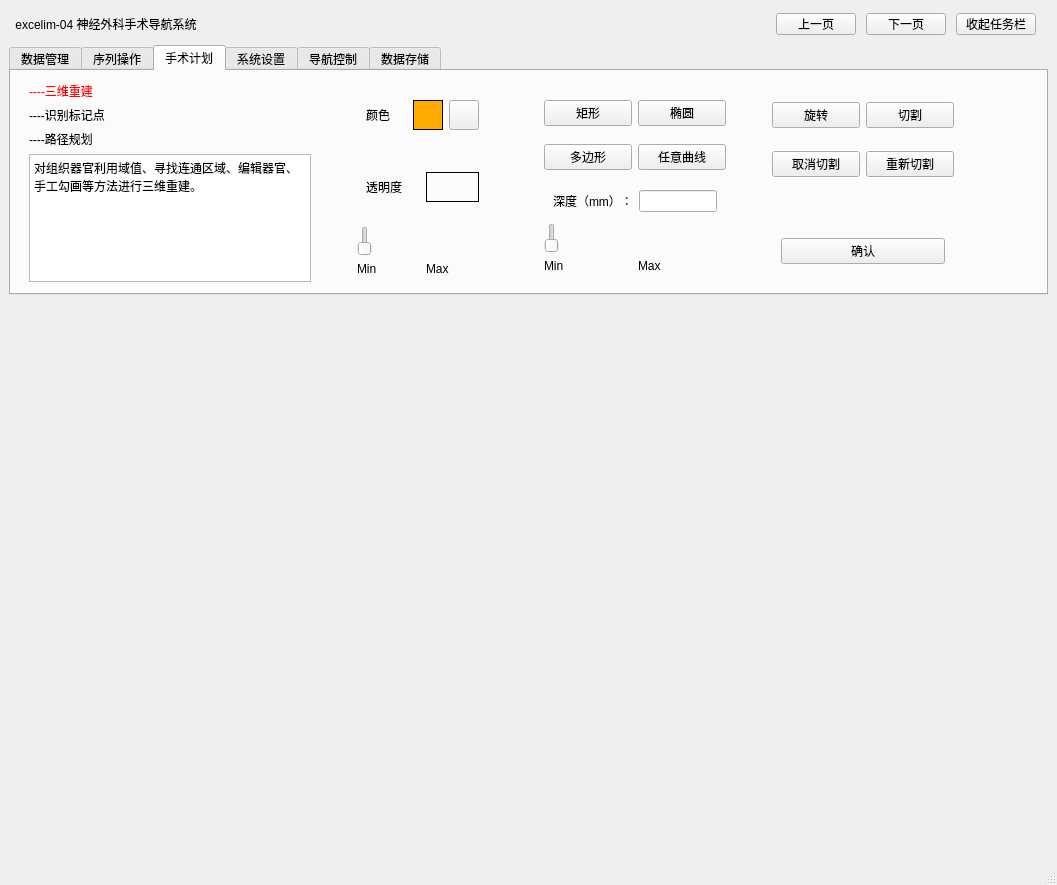
This is mainwindow.ui in kalipolis/excelim_qt_withui as Qt 5 draws it before an edit. The edited form follows.
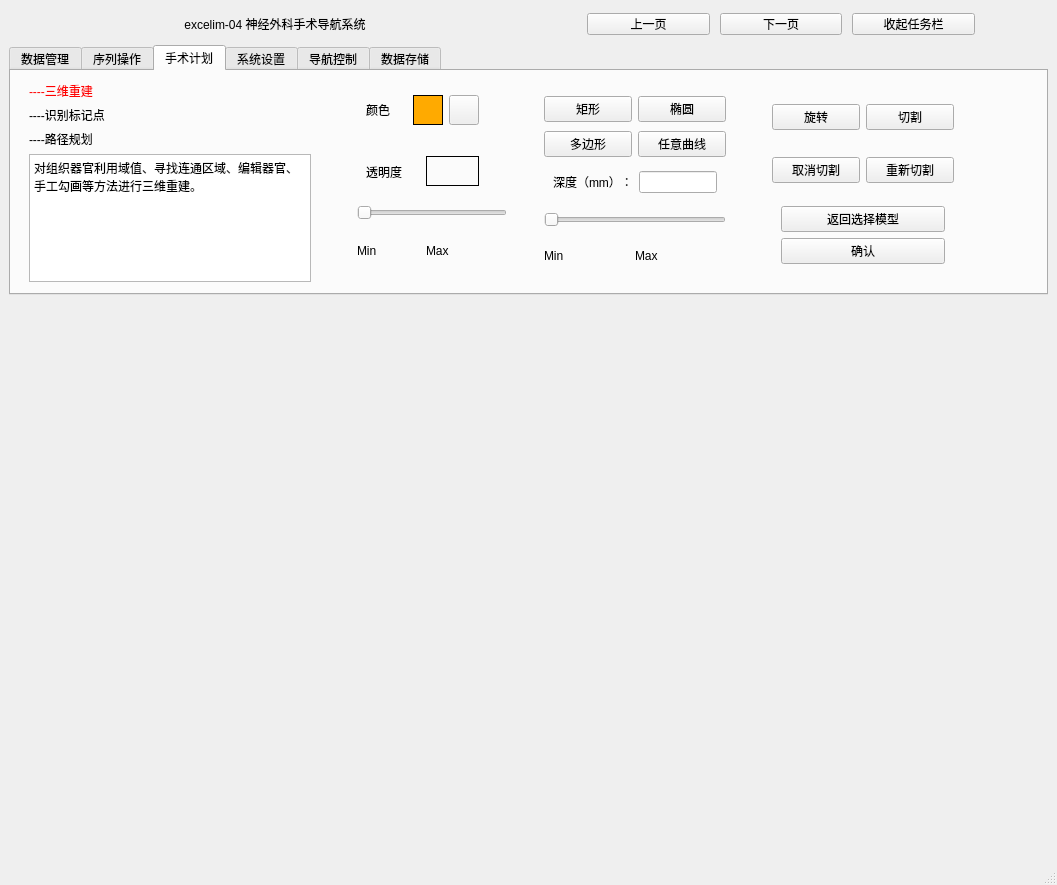
This is the edited form. The open tabs and pages were chosen to show the change. Custom widgets are drawn as their Qt base class.

Commit message: 三维重建initial

```diff
--- a/mainwindow.ui
+++ b/mainwindow.ui
@@ -60,9 +60,6 @@
        </item>
        <item>
         <spacer name="horizontalSpacer_7">
-         <property name="orientation">
-          <enum>Qt::Orientation::Horizontal</enum>
-         </property>
          <property name="sizeHint" stdset="0">
           <size>
            <width>40</width>
@@ -2595,6 +2592,13 @@
                      </layout>
                     </widget>
                    </item>
+                   <item>
+                    <widget class="QSlider" name="horizontalSlider_2">
+                     <property name="orientation">
+                      <enum>Qt::Horizontal</enum>
+                     </property>
+                    </widget>
+                   </item>
                    <item>
                     <widget class="QWidget" name="widget_52" native="true">
                      <property name="maximumSize">
@@ -2616,9 +2620,6 @@
                       <property name="bottomMargin">
                        <number>0</number>
                       </property>
-                      <item>
-                       <widget class="QSlider" name="horizontalSlider_2"/>
-                      </item>
                       <item>
                        <layout class="QHBoxLayout" name="horizontalLayout_37">
                         <item>
@@ -2757,29 +2758,33 @@
                        <number>0</number>
                       </property>
                       <item>
-                       <widget class="QSlider" name="horizontalSlider_3"/>
-                      </item>
-                      <item>
-                       <layout class="QHBoxLayout" name="horizontalLayout_40">
-                        <item>
-                         <widget class="QLabel" name="label_39">
-                          <property name="text">
-                           <string>Min</string>
-                          </property>
-                         </widget>
-                        </item>
-                        <item>
-                         <widget class="QLabel" name="label_40">
-                          <property name="text">
-                           <string>Max</string>
-                          </property>
-                         </widget>
-                        </item>
-                       </layout>
+                       <widget class="QSlider" name="horizontalSlider_3">
+                        <property name="orientation">
+                         <enum>Qt::Horizontal</enum>
+                        </property>
+                       </widget>
                       </item>
                      </layout>
                     </widget>
                    </item>
+                   <item>
+                    <layout class="QHBoxLayout" name="horizontalLayout_40">
+                     <item>
+                      <widget class="QLabel" name="label_39">
+                       <property name="text">
+                        <string>Min</string>
+                       </property>
+                      </widget>
+                     </item>
+                     <item>
+                      <widget class="QLabel" name="label_40">
+                       <property name="text">
+                        <string>Max</string>
+                       </property>
+                      </widget>
+                     </item>
+                    </layout>
+                   </item>
                   </layout>
                  </widget>
                 </item>
@@ -2861,10 +2866,14 @@
                    </item>
                    <item>
                     <widget class="QWidget" name="widget_61" native="true">
-                     <layout class="QHBoxLayout" name="horizontalLayout_45">
-                      <property name="topMargin">
-                       <number>50</number>
-                      </property>
+                     <layout class="QVBoxLayout" name="verticalLayout_46">
+                      <item>
+                       <widget class="QPushButton" name="pushButton_61">
+                        <property name="text">
+                         <string>返回选择模型</string>
+                        </property>
+                       </widget>
+                      </item>
                       <item>
                        <widget class="QPushButton" name="pushButton_56">
                         <property name="text">
```
Left out of the diff: 128 changed lines with no effect on the pictures. The commit also changes 2 other files.
